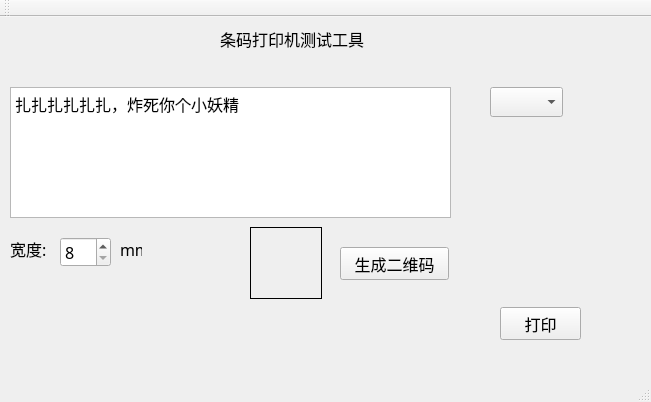
Above: sprinter/mainwindow.ui from isliulin/QT43 before the change. Below: the same form after it.
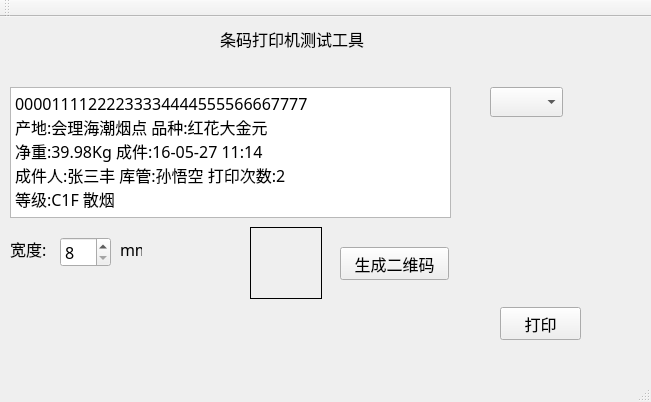
That is the form after the change.

The edit to the form file:
```diff
--- a/sprinter/mainwindow.ui
+++ b/sprinter/mainwindow.ui
@@ -34,7 +34,11 @@
 &lt;html&gt;&lt;head&gt;&lt;meta name=&quot;qrichtext&quot; content=&quot;1&quot; /&gt;&lt;style type=&quot;text/css&quot;&gt;
 p, li { white-space: pre-wrap; }
 &lt;/style&gt;&lt;/head&gt;&lt;body style=&quot; font-family:'Agency FB'; font-size:12pt; font-weight:400; font-style:normal;&quot;&gt;
-&lt;p style=&quot; margin-top:0px; margin-bottom:0px; margin-left:0px; margin-right:0px; -qt-block-indent:0; text-indent:0px;&quot;&gt;扎扎扎扎扎扎，炸死你个小妖精&lt;/p&gt;&lt;/body&gt;&lt;/html&gt;</string>
+&lt;p style=&quot; margin-top:0px; margin-bottom:0px; margin-left:0px; margin-right:0px; -qt-block-indent:0; text-indent:0px;&quot;&gt;00001111222233334444555566667777&lt;/p&gt;
+&lt;p style=&quot; margin-top:0px; margin-bottom:0px; margin-left:0px; margin-right:0px; -qt-block-indent:0; text-indent:0px;&quot;&gt;产地:会理海潮烟点 品种:红花大金元   &lt;/p&gt;
+&lt;p style=&quot; margin-top:0px; margin-bottom:0px; margin-left:0px; margin-right:0px; -qt-block-indent:0; text-indent:0px;&quot;&gt;净重:39.98Kg 成件:16-05-27 11:14  &lt;/p&gt;
+&lt;p style=&quot; margin-top:0px; margin-bottom:0px; margin-left:0px; margin-right:0px; -qt-block-indent:0; text-indent:0px;&quot;&gt;成件人:张三丰 库管:孙悟空 打印次数:2    &lt;/p&gt;
+&lt;p style=&quot; margin-top:0px; margin-bottom:0px; margin-left:0px; margin-right:0px; -qt-block-indent:0; text-indent:0px;&quot;&gt;等级:C1F 散烟&lt;/p&gt;&lt;/body&gt;&lt;/html&gt;</string>
     </property>
    </widget>
    <widget class="QPushButton" name="pushButton">
```
